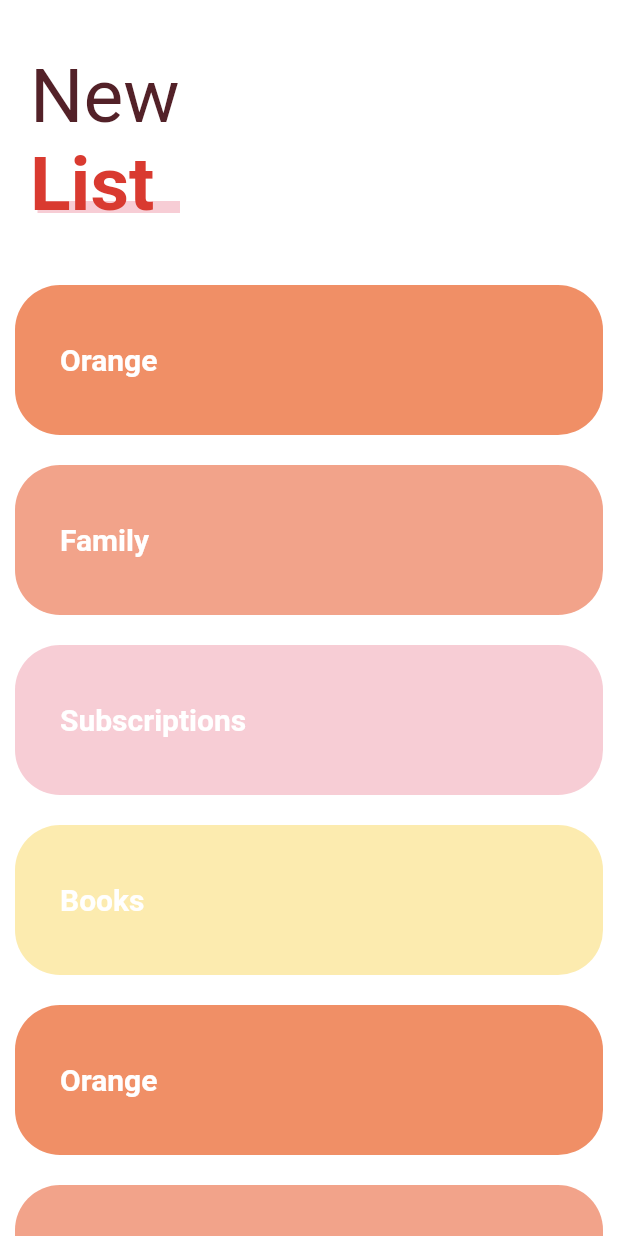
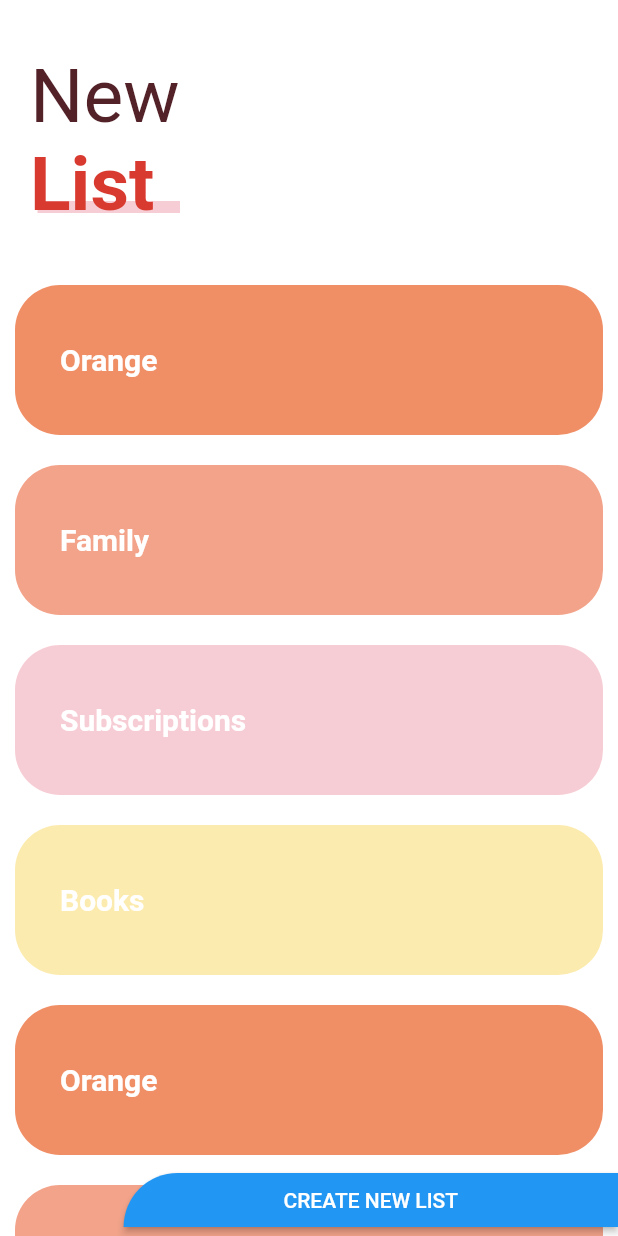
Before and after one commit to DavidBarcenas/flutter-layouts, a Flutter app: the screen it shows after launch, on a phone screen of 412 x 824 dp. Run offline on Flutter 3.47's test engine with Material 2 defaults, Android fonts, the phone set to English and light mode, and no system bars; our stand-ins replace animate_do, flutter_svg, font_awesome_flutter.

Commit message:
feat: Add fixed button main

```diff
--- a/lib/pages/sliver_page.dart
+++ b/lib/pages/sliver_page.dart
@@ -3,7 +3,34 @@ import 'package:flutter/material.dart';
 class SliverPage extends StatelessWidget {
   @override
   Widget build(BuildContext context) {
-    return Scaffold(backgroundColor: Colors.white, body: _MainScroll());
+    return Scaffold(
+        backgroundColor: Colors.white,
+        body: Stack(
+          children: <Widget>[
+            _MainScroll(),
+            Positioned(bottom: 0, right: 0, child: ButtonFixed())
+          ],
+        ));
+  }
+}
+
+class ButtonFixed extends StatelessWidget {
+  @override
+  Widget build(BuildContext context) {
+    final size = MediaQuery.of(context).size;
+
+    return ButtonTheme(
+      minWidth: size.width * 0.8,
+      child: RaisedButton(
+        onPressed: () {},
+        shape: RoundedRectangleBorder(
+            borderRadius: BorderRadius.only(topLeft: Radius.circular(50))),
+        child: Text(
+          'CREATE NEW LIST',
+          style: TextStyle(color: Colors.white),
+        ),
+      ),
+    );
   }
 }
 
```
